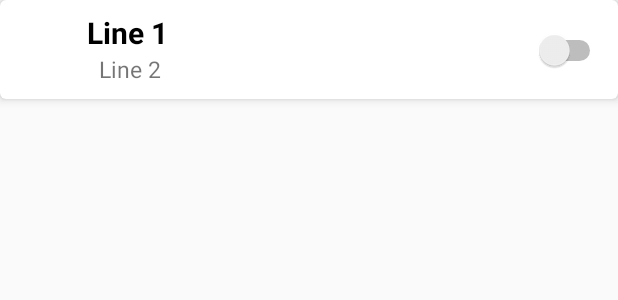
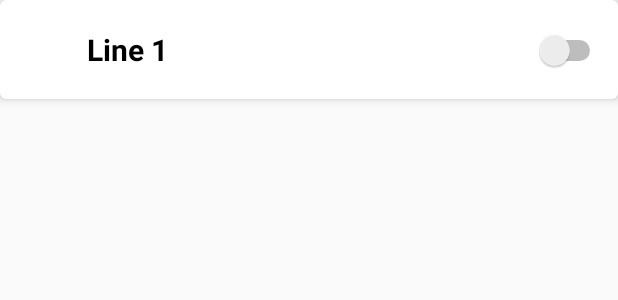
Before and after one commit to AlexMuzzy/appLocker, an Android app: the layout app_item.xml on its own in the app's theme, with its tools: preview values and no code run, on a phone screen of 412 x 824 dp. Shown: the top 300 px of the screen. Run offline under Robolectric (Android 15) with nearby library versions, the phone set to English and light mode, and no system bars.

```diff
--- a/app/src/main/AndroidManifest.xml
+++ b/app/src/main/AndroidManifest.xml
@@ -18,8 +18,8 @@
         </activity>
         <activity android:name=".Activities.SettingsActivity"></activity>
         <provider
-            android:authorities="uk.co.alexmusgrove.applocker.Database.AppContentProvider"
-            android:name=".Database.AppContentProvider"
+            android:authorities="uk.co.alexmusgrove.applocker.Database.ContentProvider"
+            android:name="uk.co.alexmusgrove.applocker.Database.AppContentProvider"
         />
     </application>
 
--- a/app/src/main/java/uk/co/alexmusgrove/applocker/Database/AppContentProvider.java
+++ b/app/src/main/java/uk/co/alexmusgrove/applocker/Database/AppContentProvider.java
@@ -17,7 +17,7 @@ import java.util.HashMap;
 public class AppContentProvider extends ContentProvider {
     private AppSQLiteDBHelper dbHelper;
 
-    private static final String AUTHORITY = "uk.co.alexmusgrove.applocker.Database.AppContentProvider";
+    private static final String AUTHORITY = "uk.co.alexmusgrove.applocker.Database.ContentProvider";
     private static final String BASE_PATH = "provider";
 
     //create content URIs from the authority be appending path to database table
--- a/app/src/main/res/layout/activity_main.xml
+++ b/app/src/main/res/layout/activity_main.xml
@@ -8,6 +8,7 @@
 
     <android.support.v7.widget.RecyclerView
         android:id="@+id/recycler_view"
+        android:saveEnabled="false"
         android:layout_width="match_parent"
         android:layout_height="match_parent"
         android:layout_alignParentBottom="true"
--- a/app/src/main/res/layout/app_item.xml
+++ b/app/src/main/res/layout/app_item.xml
@@ -17,29 +17,19 @@
             android:id="@+id/imageView"
             android:layout_width="50dp"
             android:layout_height="50dp"
-            android:padding="2dp"
-            android:contentDescription="TODO" />
+            android:contentDescription="TODO"
+            android:padding="2dp" />
 
         <TextView
             android:id="@+id/textView_1"
             android:layout_width="wrap_content"
             android:layout_height="wrap_content"
-            android:layout_alignParentTop="true"
+            android:layout_centerVertical="true"
             android:layout_toEndOf="@+id/imageView"
             android:text="Line 1"
             android:textColor="@android:color/black"
             android:textSize="20sp"
             android:textStyle="bold" />
-
-        <TextView
-            android:id="@+id/textView_2"
-            android:layout_width="wrap_content"
-            android:layout_height="wrap_content"
-            android:layout_below="@id/textView_1"
-            android:layout_marginStart="8dp"
-            android:layout_toEndOf="@id/imageView"
-            android:text="Line 2"
-            android:textSize="15sp" />
 
         <Switch
             android:id="@+id/lock_switch"
--- a/build.gradle
+++ b/build.gradle
@@ -7,7 +7,7 @@ buildscript {
         jcenter()
     }
     dependencies {
-        classpath 'com.android.tools.build:gradle:3.1.1'
+        classpath 'com.android.tools.build:gradle:3.1.3'
 
 
         // NOTE: Do not place your application dependencies here; they belong
```
Also changed, not shown: app/src/main/java/uk/co/alexmusgrove/applocker/Activities/MainActivity.java (+17 -27 lines), app/src/main/java/uk/co/alexmusgrove/applocker/Adapters/appAdapter.java (+2 -5 lines), app/src/main/java/uk/co/alexmusgrove/applocker/Database/AppSQLiteDBHelper.java (+1 -21 lines).
